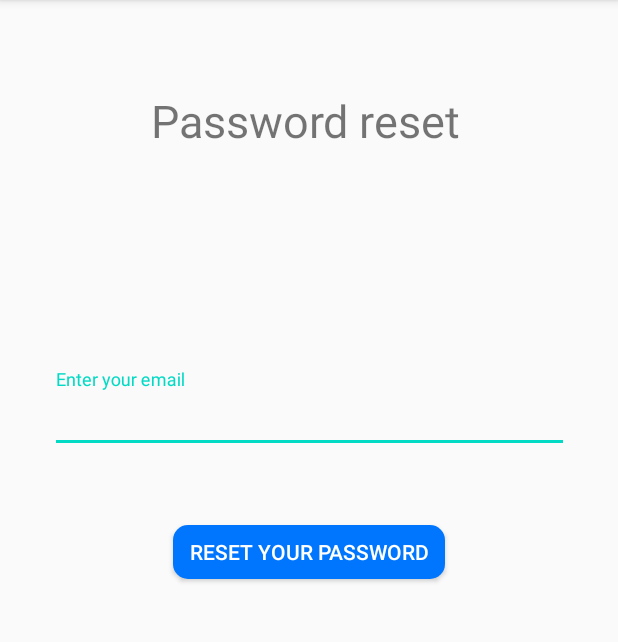
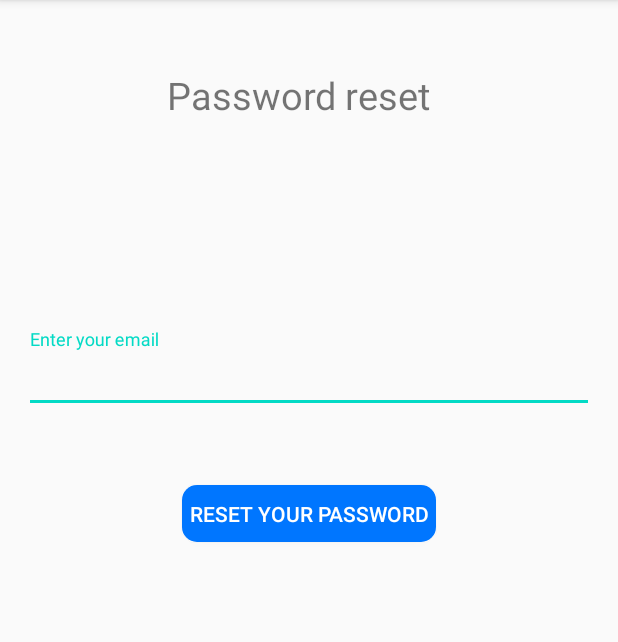
Before and after one commit to annamariafodor/team2_sobriety_test, an Android app: the PasswordReset screen opened directly, with no data from a screen before it, on a phone screen of 412 x 824 dp, the part 84-726 px from its top. Run offline under Robolectric (Android 15) with nearby library versions, the phone set to English and light mode, and no system bars.

Commit message:
constraint update

```diff
--- a/app/src/main/res/layout/activity_password_reset.xml
+++ b/app/src/main/res/layout/activity_password_reset.xml
@@ -9,35 +9,35 @@
 
     <TextView
         android:id="@+id/textView"
-        android:layout_width="211dp"
-        android:layout_height="46dp"
-        android:layout_marginTop="@dimen/title_top_margin"
+        android:layout_width="190dp"
+        android:layout_height="53dp"
         android:text="@string/password_reset"
-        android:textSize="@dimen/title_size"
+        android:textSize="25sp"
         app:layout_constraintEnd_toEndOf="parent"
         app:layout_constraintStart_toStartOf="parent"
-        app:layout_constraintTop_toTopOf="parent" />
+        app:layout_constraintTop_toTopOf="@+id/guideline2" />
 
     <Button
-        android:id="@+id/button"
-        android:layout_width="181dp"
-        android:layout_height="36dp"
+        android:id="@+id/resetButton"
+        android:layout_width="169dp"
+        android:layout_height="38dp"
         android:layout_marginTop="48dp"
         android:background="@drawable/mybutton"
         android:text="@string/reset_your_password"
         android:textColor="#FFFFFF"
         app:layout_constraintBottom_toBottomOf="parent"
+
         app:layout_constraintEnd_toEndOf="parent"
         app:layout_constraintStart_toStartOf="parent"
-        app:layout_constraintTop_toBottomOf="@+id/textInputLayout"
+        app:layout_constraintTop_toBottomOf="@+id/emailInputLayout"
         app:layout_constraintVertical_bias="0.0" />
 
     <com.google.android.material.textfield.TextInputLayout
-        android:id="@+id/textInputLayout"
-        android:layout_width="346dp"
-        android:layout_height="56dp"
-        android:layout_marginTop="140dp"
+        android:id="@+id/emailInputLayout"
+        android:layout_width="0dp"
+        android:layout_height="wrap_content"
         android:layout_marginStart="@dimen/global_horizontal_margin"
+        android:layout_marginTop="120dp"
         android:layout_marginEnd="@dimen/global_horizontal_margin"
         app:layout_constraintEnd_toEndOf="parent"
         app:layout_constraintStart_toStartOf="parent"
@@ -49,5 +49,13 @@
             android:hint="@string/enter_your_email" />
     </com.google.android.material.textfield.TextInputLayout>
 
+    <androidx.constraintlayout.widget.Guideline
+        android:id="@+id/guideline2"
+        android:layout_width="wrap_content"
+        android:layout_height="wrap_content"
+        android:orientation="horizontal"
+        app:layout_constraintGuide_percent="@dimen/top_title_guideline"
+        />
+
 
 </androidx.constraintlayout.widget.ConstraintLayout>
--- a/app/src/main/res/values/dimens.xml
+++ b/app/src/main/res/values/dimens.xml
@@ -2,4 +2,5 @@
     <dimen name="global_horizontal_margin">16dp</dimen>
     <dimen name="title_top_margin">60dp</dimen>
     <dimen name="title_size">30sp</dimen>
+    <dimen name="top_title_guideline">0.06</dimen>
 </resources>
```
Also changed, not shown: app/src/main/res/layout/fragment_password_reset.xml (+21 -13 lines).
